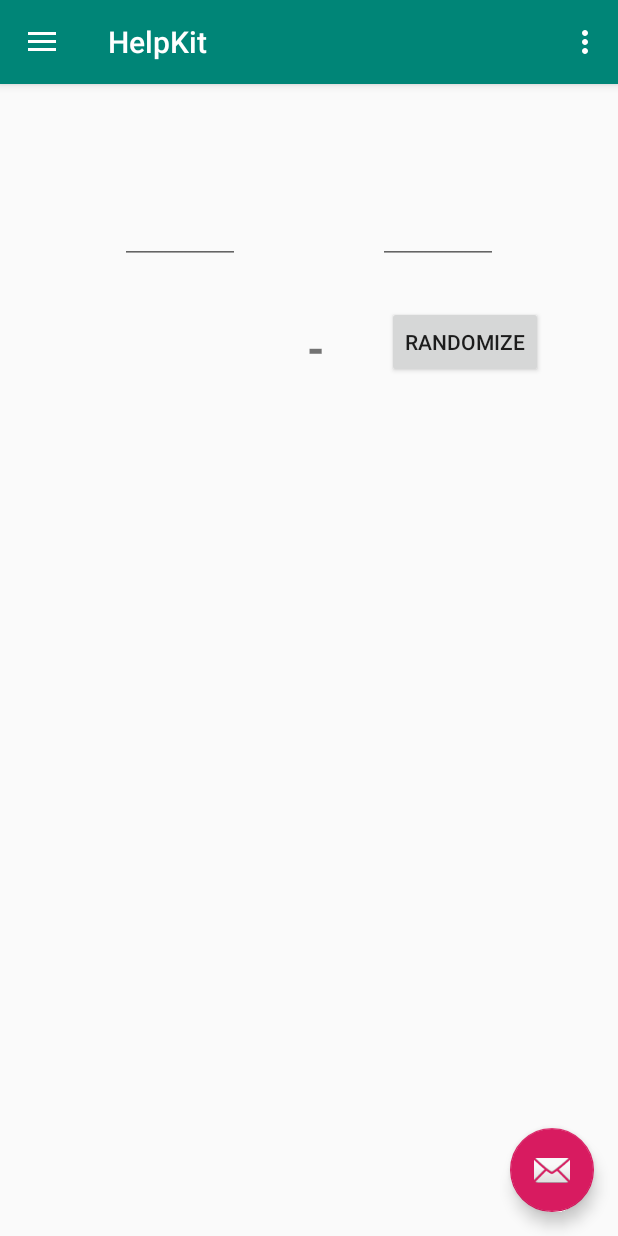
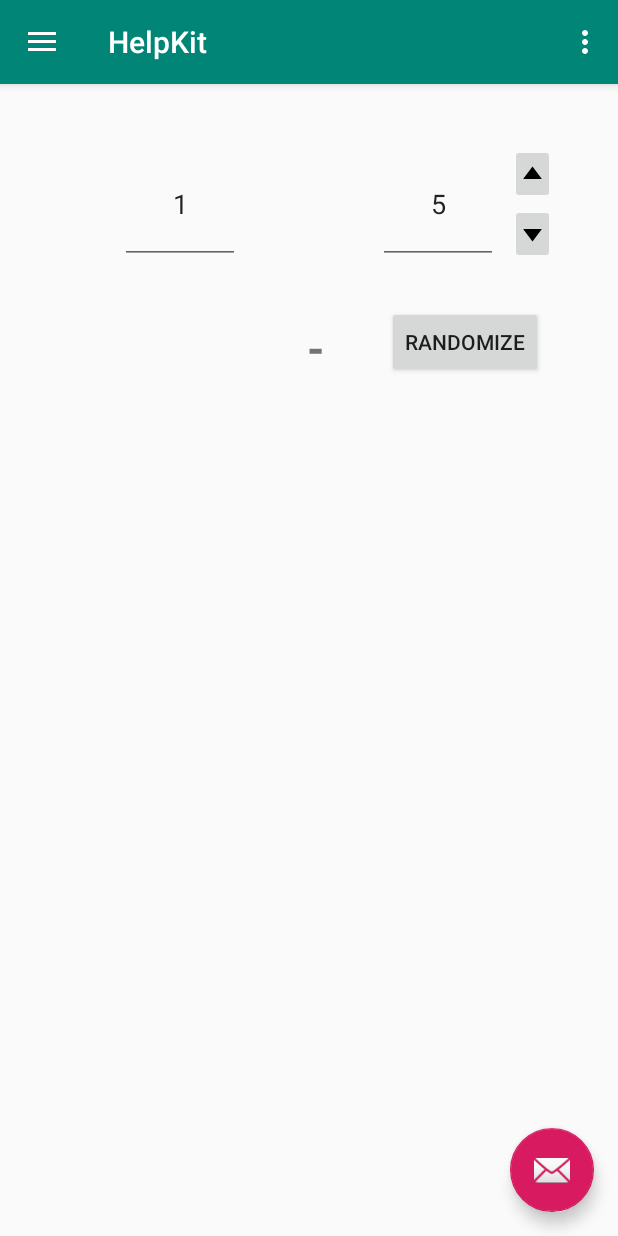
Before and after one commit to drandoolet/HelpKit, an Android app: the screen it shows after launch (MainActivity), after a tap on an icon or button, on a phone screen of 412 x 824 dp. Run offline under Robolectric (Android 15) with nearby library versions, the phone set to English and light mode, and no system bars.

Commit message:
Добавлены в рандомайзер: - кнопки со стрелками - возможность работы с отрицательными числами

```diff
--- a/src/main/java/com/example/user/helpkit/RandomizerFragment.java
+++ b/src/main/java/com/example/user/helpkit/RandomizerFragment.java
@@ -4,11 +4,14 @@ import android.os.Bundle;
 import android.support.annotation.NonNull;
 import android.support.annotation.Nullable;
 import android.support.v4.app.Fragment;
+import android.text.Editable;
+import android.text.TextWatcher;
 import android.view.LayoutInflater;
 import android.view.View;
 import android.view.ViewGroup;
 import android.widget.Button;
 import android.widget.EditText;
+import android.widget.ImageButton;
 import android.widget.TextView;
 import android.widget.Toast;
 
@@ -18,6 +21,7 @@ public class RandomizerFragment extends Fragment {
     private int boundFrom, boundTo;
     private SecureRandom random;
     private Button randomizeButton;
+    private ImageButton upImgButton, downImgButton;
     private EditText boundFromEditText, boundToEditText;
     private TextView resultTextView;
 
@@ -30,10 +34,59 @@ public class RandomizerFragment extends Fragment {
 
         randomizeButton = view.findViewById(R.id.randomizeButton);
         randomizeButton.setOnClickListener(buttonListener);
+        upImgButton = view.findViewById(R.id.upRandomImgButton);
+        downImgButton = view.findViewById(R.id.downRandomImgButton);
+        upImgButton.setOnClickListener(arrowButtonListener);
+        downImgButton.setOnClickListener(arrowButtonListener);
 
         resultTextView = view.findViewById(R.id.resultTextView);
 
         random = new SecureRandom();
+
+        boundTo = 5;
+        boundFrom = 1;
+        boundToEditText.setText(Integer.toString(boundTo), TextView.BufferType.EDITABLE);
+        boundFromEditText.setText(Integer.toString(boundFrom), TextView.BufferType.EDITABLE);
+
+        boundToEditText.addTextChangedListener(new TextWatcher() {
+            @Override
+            public void beforeTextChanged(CharSequence charSequence, int i, int i1, int i2) {
+
+            }
+
+            @Override
+            public void onTextChanged(CharSequence charSequence, int i, int i1, int i2) {
+                if (!charSequence.toString().equals("") && !charSequence.toString().equals("-"))
+                    boundTo = Integer.parseInt(charSequence.toString());
+                else boundTo = 0;
+            }
+
+            @Override
+            public void afterTextChanged(Editable editable) {
+
+            }
+        });
+        boundFromEditText.addTextChangedListener(new TextWatcher() {
+            @Override
+            public void beforeTextChanged(CharSequence charSequence, int i, int i1, int i2) {
+
+            }
+
+            @Override
+            public void onTextChanged(CharSequence charSequence, int i, int i1, int i2) {
+                if (!charSequence.toString().equals("") && !charSequence.toString().equals("-")) {
+                    boundFrom = Integer.parseInt(charSequence.toString());
+                }
+                else {
+                    boundFrom = 0;
+                }
+            }
+
+            @Override
+            public void afterTextChanged(Editable editable) {
+
+            }
+        });
 
         return view;
     }
@@ -58,4 +111,15 @@ public class RandomizerFragment extends Fragment {
             }
         }
     };
+
+    private View.OnClickListener arrowButtonListener = new View.OnClickListener() {
+        @Override
+        public void onClick(View view) {
+            switch (view.getId()) {
+                case R.id.upRandomImgButton: boundTo++; break;
+                case R.id.downRandomImgButton: boundTo--; break;
+            }
+            boundToEditText.setText(Integer.toString(boundTo), TextView.BufferType.EDITABLE);
+        }
+    };
 }
--- /dev/null
+++ b/src/main/res/drawable/ic_arrow_drop_down_24dp.xml
@@ -0,0 +1,9 @@
+<vector xmlns:android="http://schemas.android.com/apk/res/android"
+        android:width="24dp"
+        android:height="24dp"
+        android:viewportWidth="24.0"
+        android:viewportHeight="24.0">
+    <path
+        android:fillColor="#FF000000"
+        android:pathData="M7,10l5,5 5,-5z"/>
+</vector>
--- /dev/null
+++ b/src/main/res/drawable/ic_arrow_drop_up_24dp.xml
@@ -0,0 +1,9 @@
+<vector xmlns:android="http://schemas.android.com/apk/res/android"
+    android:width="24dp"
+    android:height="24dp"
+    android:viewportWidth="24.0"
+    android:viewportHeight="24.0">
+    <path
+        android:fillColor="#FF000000"
+        android:pathData="M7,14l5,-5 5,5z"/>
+</vector>
--- a/src/main/res/layout/fragment_randomizer.xml
+++ b/src/main/res/layout/fragment_randomizer.xml
@@ -1,6 +1,5 @@
 <?xml version="1.0" encoding="utf-8"?>
-<android.support.constraint.ConstraintLayout
-    xmlns:android="http://schemas.android.com/apk/res/android"
+<android.support.constraint.ConstraintLayout xmlns:android="http://schemas.android.com/apk/res/android"
     xmlns:app="http://schemas.android.com/apk/res-auto"
     xmlns:tools="http://schemas.android.com/tools"
     android:layout_width="match_parent"
@@ -12,11 +11,12 @@
         android:layout_height="@dimen/dimen_random_bounds"
         android:layout_marginStart="80dp"
         android:layout_marginTop="40dp"
-        android:digits="0123456789"
+        android:digits="-0123456789"
         android:editable="true"
         android:inputType="number"
         android:lines="1"
         android:numeric="integer"
+        android:textAlignment="center"
         app:layout_constraintStart_toStartOf="parent"
         app:layout_constraintTop_toTopOf="parent" />
 
@@ -26,11 +26,12 @@
         android:layout_height="@dimen/dimen_random_bounds"
         android:layout_marginTop="40dp"
         android:layout_marginEnd="80dp"
-        android:digits="0123456789"
+        android:digits="-0123456789"
         android:editable="true"
         android:inputType="number"
         android:lines="1"
         android:numeric="integer"
+        android:textAlignment="center"
         app:layout_constraintEnd_toEndOf="parent"
         app:layout_constraintTop_toTopOf="parent" />
 
@@ -59,4 +60,24 @@
         app:layout_constraintTop_toTopOf="@+id/resultTextView"
         app:layout_constraintVertical_bias="0.375" />
 
+    <ImageButton
+        android:id="@+id/upRandomImgButton"
+        android:layout_width="@dimen/dimen_arrowbutton_width"
+        android:layout_height="0dp"
+        android:layout_marginStart="8dp"
+        android:foreground="@drawable/ic_arrow_drop_up_24dp"
+        app:layout_constraintBottom_toTopOf="@+id/downRandomImgButton"
+        app:layout_constraintStart_toEndOf="@+id/boundToEditText"
+        app:layout_constraintTop_toTopOf="@+id/boundToEditText" />
+
+    <ImageButton
+        android:id="@+id/downRandomImgButton"
+        android:layout_width="@dimen/dimen_arrowbutton_width"
+        android:layout_height="0dp"
+        android:layout_marginStart="8dp"
+        android:foreground="@drawable/ic_arrow_drop_down_24dp"
+        app:layout_constraintBottom_toBottomOf="@+id/boundToEditText"
+        app:layout_constraintStart_toEndOf="@+id/boundToEditText"
+        app:layout_constraintTop_toBottomOf="@+id/upRandomImgButton" />
+
 </android.support.constraint.ConstraintLayout>
--- a/src/main/res/values/dimens.xml
+++ b/src/main/res/values/dimens.xml
@@ -8,4 +8,5 @@
     <dimen name="dimen_random_bounds">80dp</dimen>
     <dimen name="dimen_click_save">50dp</dimen>
     <dimen name="dimen_main_button">120dp</dimen>
+    <dimen name="dimen_arrowbutton_width">30dp</dimen>
 </resources>
```
